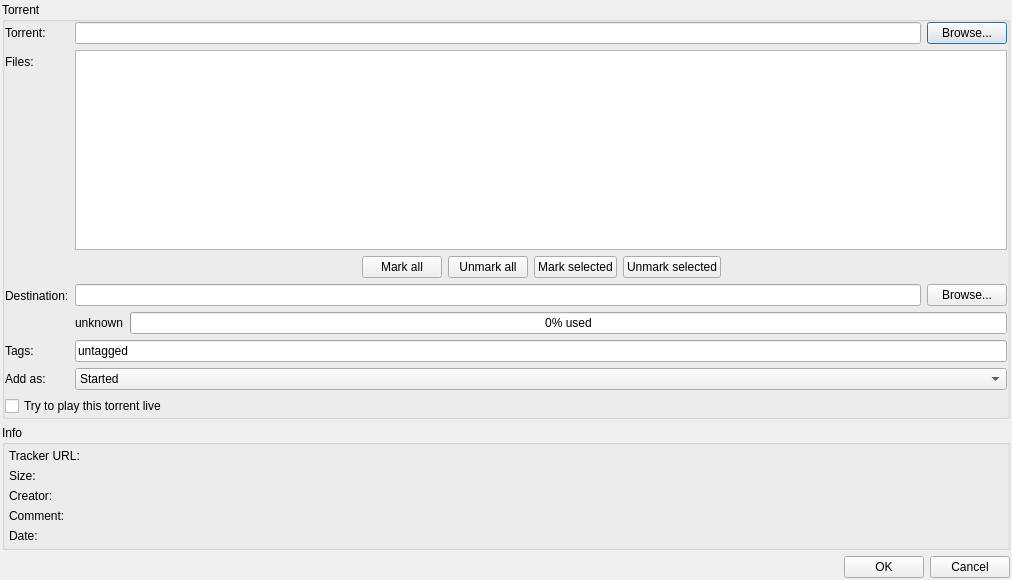
This is src/plugins/bittorrent/addtorrent.ui in 0xd34df00d/leechcraft as Qt 5 draws it before an edit. The edited form follows.
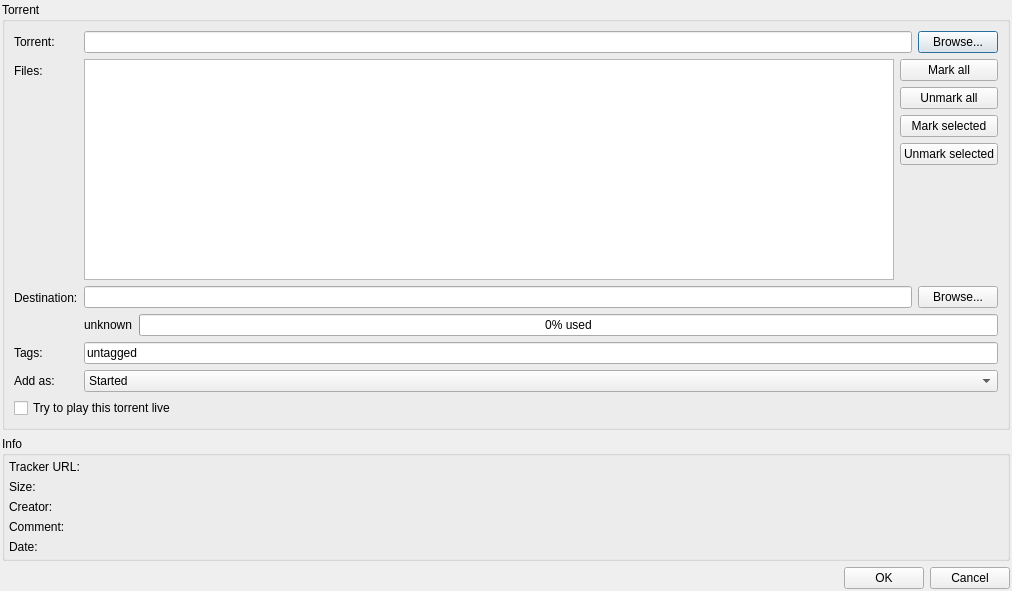
This is the edited form. Icons and pictures are not drawn. Custom widgets are drawn as their Qt base class.

Commit message: [BT] Relaid out AddTorrent dialog.

The edit to the form file:
```diff
--- a/src/plugins/bittorrent/addtorrent.ui
+++ b/src/plugins/bittorrent/addtorrent.ui
@@ -7,7 +7,7 @@
     <x>0</x>
     <y>0</y>
     <width>1012</width>
-    <height>580</height>
+    <height>591</height>
    </rect>
   </property>
   <property name="windowTitle">
@@ -28,9 +28,6 @@
       <string>Torrent</string>
      </property>
      <layout class="QFormLayout" name="formLayout_2">
-      <property name="margin">
-       <number>0</number>
-      </property>
       <item row="0" column="0">
        <widget class="QLabel" name="label">
         <property name="text">
@@ -60,6 +57,8 @@
        </widget>
       </item>
       <item row="1" column="1">
+       <layout class="QHBoxLayout" name="horizontalLayout_3">
+        <item>
        <widget class="QTreeView" name="FilesView_">
         <property name="sizePolicy">
          <sizepolicy hsizetype="Expanding" vsizetype="Expanding">
@@ -84,21 +83,8 @@
         </property>
        </widget>
       </item>
-      <item row="2" column="1">
-       <layout class="QHBoxLayout">
         <item>
-         <spacer name="horizontalSpacer">
-          <property name="orientation">
-           <enum>Qt::Horizontal</enum>
-          </property>
-          <property name="sizeHint" stdset="0">
-           <size>
-            <width>40</width>
-            <height>20</height>
-           </size>
-          </property>
-         </spacer>
-        </item>
+         <layout class="QVBoxLayout" name="verticalLayout">
         <item>
          <widget class="QPushButton" name="MarkAll_">
           <property name="text">
@@ -128,28 +114,30 @@
          </widget>
         </item>
         <item>
-         <spacer name="horizontalSpacer_2">
+           <spacer name="verticalSpacer">
           <property name="orientation">
-           <enum>Qt::Horizontal</enum>
+             <enum>Qt::Vertical</enum>
           </property>
           <property name="sizeHint" stdset="0">
            <size>
-            <width>40</width>
-            <height>20</height>
+              <width>20</width>
+              <height>40</height>
            </size>
           </property>
          </spacer>
         </item>
        </layout>
       </item>
-      <item row="3" column="0">
+       </layout>
+      </item>
+      <item row="2" column="0">
        <widget class="QLabel" name="label_11">
         <property name="text">
          <string>Destination:</string>
         </property>
        </widget>
       </item>
-      <item row="3" column="1">
+      <item row="2" column="1">
        <layout class="QVBoxLayout" name="verticalLayout_3">
         <item>
          <layout class="QHBoxLayout" name="horizontalLayout">
@@ -188,28 +176,28 @@
         </item>
        </layout>
       </item>
-      <item row="4" column="0">
+      <item row="3" column="0">
        <widget class="QLabel" name="label_4">
         <property name="text">
          <string>Tags:</string>
         </property>
        </widget>
       </item>
-      <item row="4" column="1">
+      <item row="3" column="1">
        <widget class="LeechCraft::Util::TagsLineEdit" name="TagsEdit_">
         <property name="text">
          <string>untagged</string>
         </property>
        </widget>
       </item>
-      <item row="5" column="0">
+      <item row="4" column="0">
        <widget class="QLabel" name="label_5">
         <property name="text">
          <string>Add as:</string>
         </property>
        </widget>
       </item>
-      <item row="5" column="1">
+      <item row="4" column="1">
        <widget class="QComboBox" name="AddTypeBox_">
         <item>
          <property name="text">
@@ -223,7 +211,7 @@
         </item>
        </widget>
       </item>
-      <item row="6" column="0" colspan="2">
+      <item row="5" column="0" colspan="2">
        <widget class="QCheckBox" name="TryLive_">
         <property name="text">
          <string>Try to play this torrent live</string>
```
Lines whose indentation alone changed are shown as unchanged.
